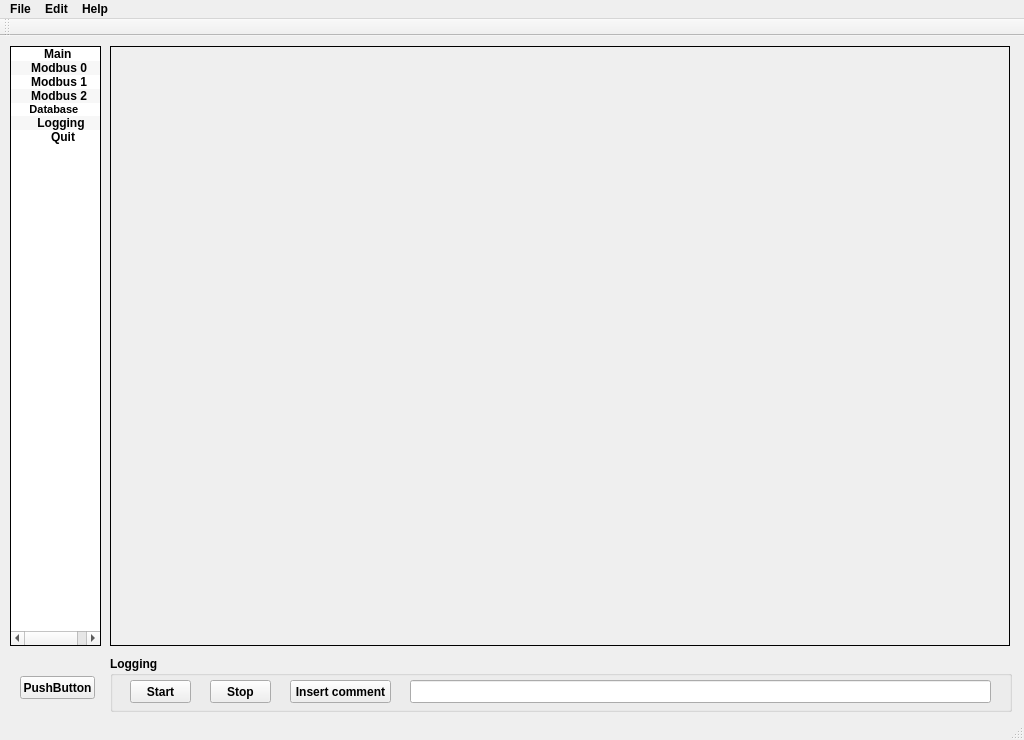
Above: src/mainwindow.ui from hancse/powermeter before the change. Below: the same form after it.
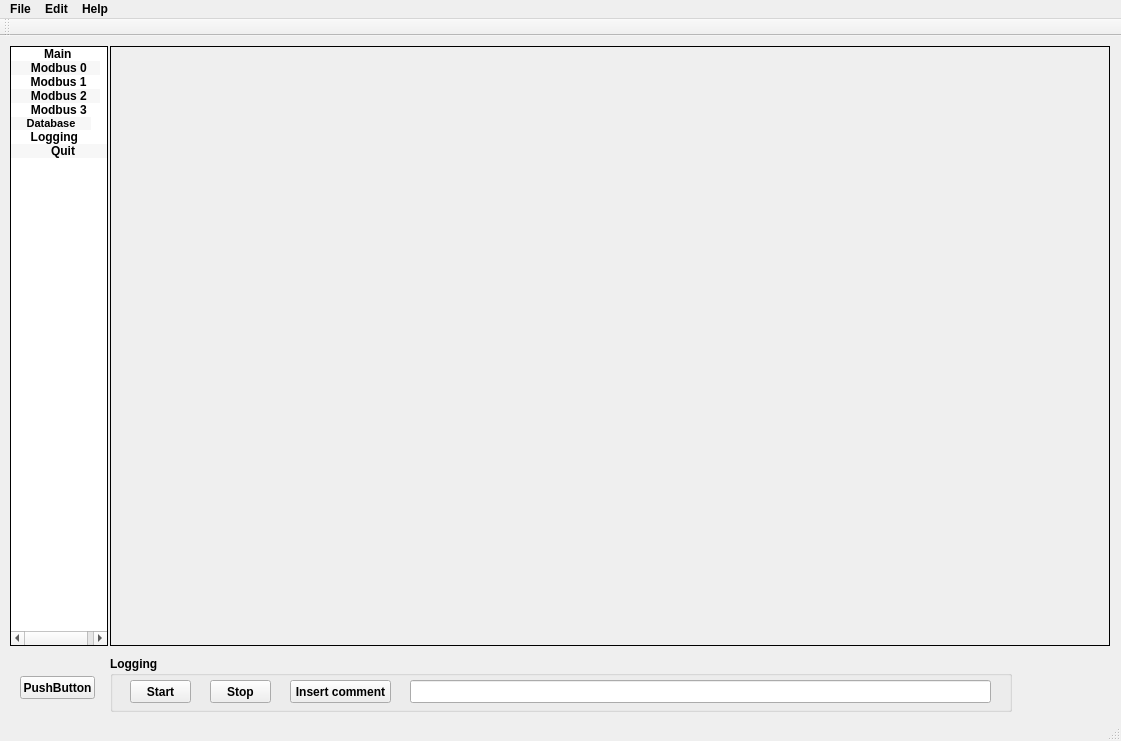
That is the form after the change. Icons and pictures are not drawn.

Commit message: Added fourth powermeter Removed StripFrameTriple from TopFrame Added StripFrameTriple to ModbusFrame Modified picture on TopFrame

```diff
--- a/src/mainwindow.ui
+++ b/src/mainwindow.ui
@@ -6,8 +6,8 @@
    <rect>
     <x>0</x>
     <y>0</y>
-    <width>1024</width>
-    <height>740</height>
+    <width>1121</width>
+    <height>741</height>
    </rect>
   </property>
   <property name="font">
@@ -29,7 +29,7 @@
      <rect>
       <x>10</x>
       <y>10</y>
-      <width>91</width>
+      <width>98</width>
       <height>600</height>
      </rect>
     </property>
@@ -62,7 +62,7 @@
     </item>
     <item>
      <property name="text">
-      <string>     Modbus 0     </string>
+      <string>     Modbus 0   </string>
      </property>
      <property name="icon">
       <iconset resource="../powermeter.qrc">
@@ -71,7 +71,7 @@
     </item>
     <item>
      <property name="text">
-      <string>     Modbus 1     </string>
+      <string>     Modbus 1    </string>
      </property>
      <property name="icon">
       <iconset resource="../powermeter.qrc">
@@ -80,7 +80,7 @@
     </item>
     <item>
      <property name="text">
-      <string>     Modbus 2     </string>
+      <string>     Modbus 2   </string>
      </property>
      <property name="icon">
       <iconset resource="../powermeter.qrc">
@@ -89,7 +89,16 @@
     </item>
     <item>
      <property name="text">
-      <string>     Database          </string>
+      <string>     Modbus 3   </string>
+     </property>
+     <property name="icon">
+      <iconset resource="../powermeter.qrc">
+       <normaloff>:/images/images/MIC-2 MKII.png</normaloff>:/images/images/MIC-2 MKII.png</iconset>
+     </property>
+    </item>
+    <item>
+     <property name="text">
+      <string>    Database    </string>
      </property>
      <property name="font">
       <font>
@@ -103,7 +112,7 @@
     </item>
     <item>
      <property name="text">
-      <string>       Logging       </string>
+      <string>     Logging      </string>
      </property>
      <property name="icon">
       <iconset resource="../powermeter.qrc">
@@ -125,7 +134,7 @@
      <rect>
       <x>110</x>
       <y>10</y>
-      <width>900</width>
+      <width>1000</width>
       <height>600</height>
      </rect>
     </property>
@@ -214,7 +223,7 @@
     <rect>
      <x>0</x>
      <y>0</y>
-     <width>1024</width>
+     <width>1121</width>
      <height>21</height>
     </rect>
    </property>
```
The commit also changes 9 other files.
